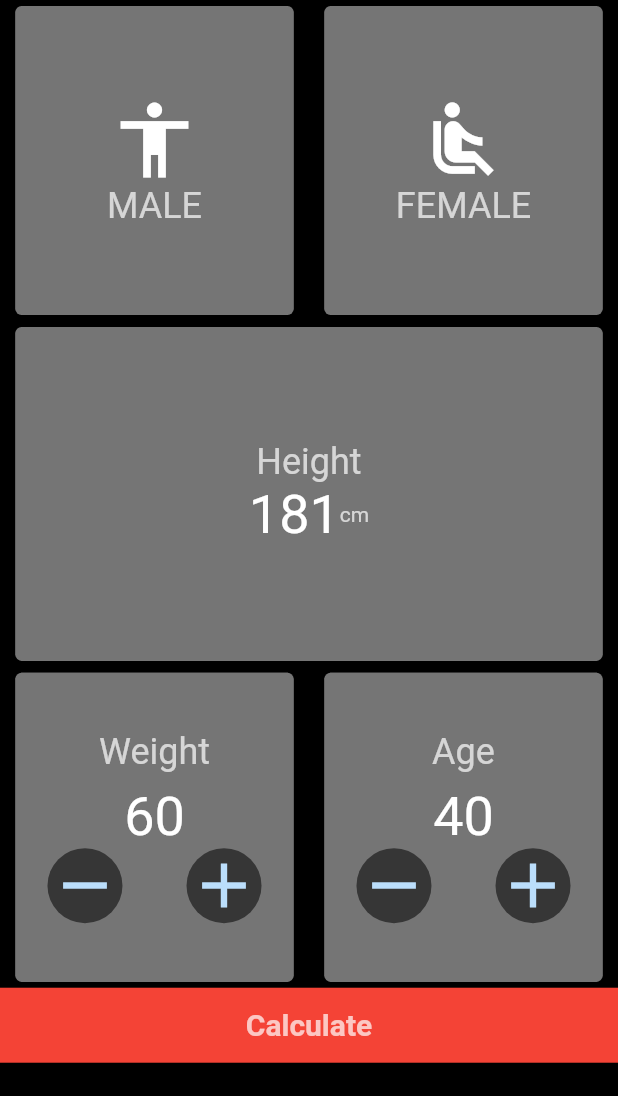
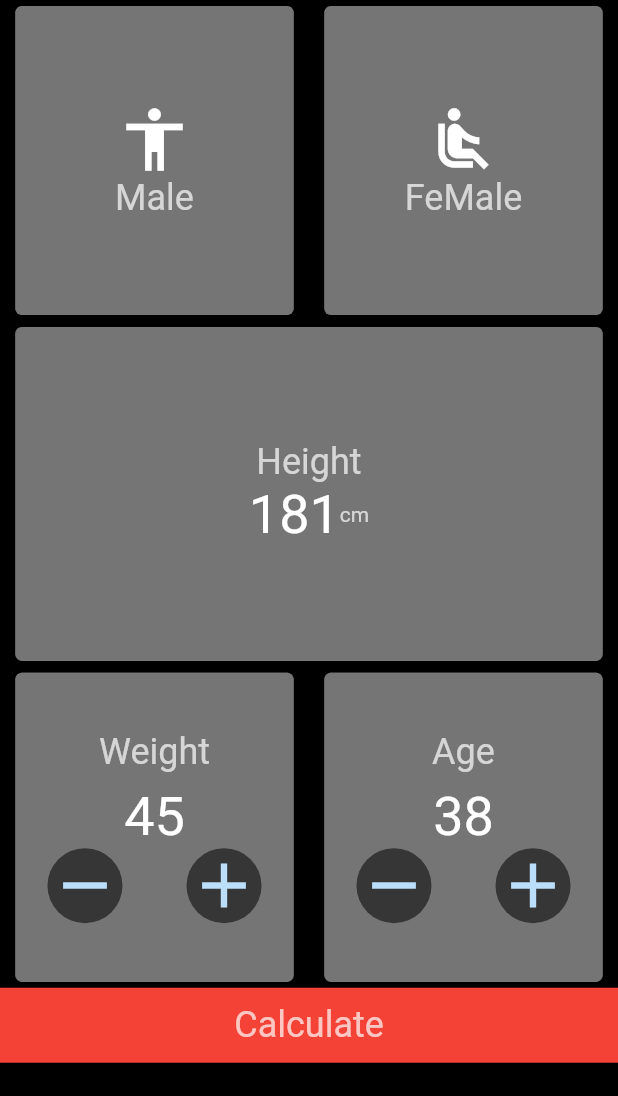
Before and after one commit to Hashim-Jan/BMI-Calculator, a Flutter app: the screen it shows after launch, on a phone screen of 412 x 824 dp, the part 84-1180 px from its top. Run offline on Flutter 3.47's test engine with Material 2 defaults, Android fonts, the phone set to English and light mode, and no system bars.

Commit message:
BMI Calculator

```diff
--- a/lib/colors/ui_colors.dart
+++ b/lib/constants/colors.dart
@@ -1,8 +1,7 @@
 import 'package:flutter/material.dart';
 
-class VeriableColors{
   final cardColor=Colors.black54;
   final iconColor=Colors.white;
   final textColor=Colors.white70;
-
-}
+  final circleAvator=Colors.black54;
+  final buttonColor=Colors.red;
--- /dev/null
+++ b/lib/constants/fonts.dart
@@ -0,0 +1,3 @@
+import 'package:flutter/material.dart';
+
+const fontsSize=TextStyle(fontSize: 24,color: Colors.white70);
--- a/lib/ui/bottom_button.dart
+++ b/lib/ui/bottom_button.dart
@@ -1,16 +1,18 @@
 import 'package:flutter/material.dart';
-import 'package:flutterui/colors/ui_colors.dart';
+import 'package:flutterui/constants//colors.dart';
+import 'package:flutterui/constants/fonts.dart';
 
 class BottomButton extends StatelessWidget{
   @override
   Widget build(BuildContext context) {
-    var veriables = VeriableColors();
+    double height=50;
+    final width=MediaQuery.of(context).size.width * 1;
     // TODO: implement build
     return Container(
-      child: Center(child: Text("Calculate",style: TextStyle(color:veriables.textColor,fontWeight: FontWeight.bold,fontSize: 20),)),
-      height: 50,
-      width: MediaQuery.of(context).size.width * 1,
-      color: Colors.red,
+      child: Center(child: Text("Calculate",style:fontsSize,)),
+      height:height,
+      width: width,
+      color:buttonColor,
     );
   }
 }
--- /dev/null
+++ b/lib/ui/custom_widgets/gender_weight_age.dart
@@ -0,0 +1,50 @@
+import 'package:flutter/material.dart';
+import 'package:flutterui/constants/colors.dart';
+import 'package:flutterui/constants/fonts.dart';
+
+class WeightAge extends StatelessWidget{
+  final text;
+  final number;
+
+   WeightAge({this.text, this.number});
+
+
+  @override
+  Widget build(BuildContext context) {
+    final height=MediaQuery.of(context).size.height;
+    final width=MediaQuery.of(context).size.width;
+    // TODO: implement build
+    return  Card(
+      child: Container(
+        height:height * 0.25,
+        width:width * 0.45,
+        decoration: BoxDecoration(
+            color: Colors.black54
+        ),
+        child: Column(
+          mainAxisAlignment: MainAxisAlignment.center,
+          children: <Widget>[
+            Padding(
+              padding:EdgeInsets.only(bottom:8.0),
+              child: Text(text,style: fontsSize),
+            ),
+            Text(number,style: TextStyle(fontSize: 36,color:iconColor),),
+            Row(
+              mainAxisAlignment: MainAxisAlignment.spaceAround,
+              children: <Widget>[
+                CircleAvatar(child: Icon(Icons.remove,size: 50,),
+                  backgroundColor:circleAvator,
+                  radius: 25,
+                ),
+                CircleAvatar(child: Icon(Icons.add,size: 50,),
+                  backgroundColor:circleAvator,
+                  radius: 25,
+                ),
+              ],
+            )
+          ],
+        ),
+      ),
+    );
+  }
+}
--- /dev/null
+++ b/lib/ui/custom_widgets/gender_widget.dart
@@ -0,0 +1,32 @@
+import 'package:flutter/material.dart';
+import 'package:flutterui/constants/colors.dart';
+
+class GenderWidget extends StatelessWidget{
+  final icon;
+  final text;
+  GenderWidget({this.icon, this.text});
+
+  @override
+  Widget build(BuildContext context) {
+    final height=MediaQuery.of(context).size.height;
+    final width=MediaQuery.of(context).size.width;
+    double iconSize=60;
+    // TODO: implement build
+    return Card(
+      child: Container(
+        height:height * 0.25,
+        width:width * 0.45,
+        decoration: BoxDecoration(
+            color: Colors.black54
+        ),
+        child: Column(
+          mainAxisAlignment: MainAxisAlignment.center,
+          children: <Widget>[
+            Icon(icon,size:50,color: iconColor,),
+            Text(text,style:TextStyle(color:textColor,fontSize: 24),)
+          ],
+        ),
+      ),
+    );
+  }
+}
--- a/lib/ui/first_portion.dart
+++ /dev/null
@@ -1,50 +0,0 @@
-import 'package:flutter/material.dart';
-import 'package:flutterui/colors/ui_colors.dart';
-
-class FirstPortion extends StatelessWidget{
-  @override
-  Widget build(BuildContext context) {
-    final height=MediaQuery.of(context).size.height;
-    final width=MediaQuery.of(context).size.width;
-    double iconSize=60;
-    var veriables = VeriableColors();
-    // TODO: implement build
-    return  Row(
-      mainAxisAlignment: MainAxisAlignment.spaceAround,
-      children: <Widget>[
-        Card(
-          child: Container(
-            height:height * 0.25,
-            width:width * 0.45,
-            decoration: BoxDecoration(
-                color: Colors.black54
-            ),
-            child: Column(
-              mainAxisAlignment: MainAxisAlignment.center,
-              children: <Widget>[
-                Icon(Icons.accessibility,size: iconSize,color: veriables.iconColor,),
-                Text("MALE",style:TextStyle(color: veriables.textColor,fontSize: 24),)
-              ],
-            ),
-          ),
-        ),
-        Card(
-          child: Container(
-            height:height * 0.25,
-            width:width * 0.45,
-            decoration: BoxDecoration(
-                color: Colors.black54
-            ),
-            child: Column(
-              mainAxisAlignment: MainAxisAlignment.center,
-              children: <Widget>[
-                Icon(Icons.airline_seat_recline_normal,size: iconSize,color: veriables.iconColor,),
-                Text("FEMALE",style:TextStyle(color: veriables.textColor,fontSize: 24),)
-              ],
-            ),
-          ),
-        ),
-      ],
-    );
-  }
-}
--- a/lib/ui/main_ui.dart
+++ b/lib/ui/main_ui.dart
@@ -1,8 +1,9 @@
 import 'package:flutter/material.dart';
 import 'package:flutterui/ui/bottom_button.dart';
-import 'package:flutterui/ui/first_portion.dart';
+import 'package:flutterui/ui/custom_widgets/gender_weight_age.dart';
+import 'file:///F:/Flutter_App/flutter_ui/lib/ui/custom_widgets/gender_widget.dart';
 import 'package:flutterui/ui/mid_portion.dart';
-import 'package:flutterui/ui/third_portion.dart';
+import '';
 
 class MainUi extends StatelessWidget{
   @override
@@ -19,9 +20,21 @@ class MainUi extends StatelessWidget{
         ),
         child: Column(
           children: <Widget>[
-            FirstPortion(),
+            Row(
+              mainAxisAlignment: MainAxisAlignment.spaceAround,
+              children: <Widget>[
+                GenderWidget(icon: Icons.accessibility,text:"Male",),
+                GenderWidget(icon: Icons.airline_seat_recline_normal,text:"FeMale",),
+              ],
+            ),
             MidPortion(),
-            ThirdPortion(),
+          Row(
+            mainAxisAlignment: MainAxisAlignment.spaceAround,
+            children: <Widget>[
+              WeightAge(text: "Weight",number:"45",),
+              WeightAge(text: "Age", number: "38",)
+            ],
+          ),
             BottomButton(),
           ],
         ),
--- a/lib/ui/mid_portion.dart
+++ b/lib/ui/mid_portion.dart
@@ -1,12 +1,11 @@
 import 'package:flutter/material.dart';
-import 'package:flutterui/colors/ui_colors.dart';
+import 'package:flutterui/constants//colors.dart';
 
 class MidPortion extends StatelessWidget{
   @override
   Widget build(BuildContext context) {
     final height=MediaQuery.of(context).size.height;
     final width=MediaQuery.of(context).size.width;
-    var veriables = VeriableColors();
     // TODO: implement build
     return Card(
       child: Container(
@@ -18,12 +17,12 @@ class MidPortion extends StatelessWidget{
         child: Column(
           mainAxisAlignment: MainAxisAlignment.center,
           children: <Widget>[
-            Text("Height",style:TextStyle(fontSize: 24,color:veriables.textColor),),
+            Text("Height",style:TextStyle(fontSize: 24,color:textColor),),
             Row(
               mainAxisAlignment: MainAxisAlignment.center,
               children: <Widget>[
-                Text("181",style:TextStyle(fontSize: 36,color:veriables.iconColor),),
-                Text("cm",style: TextStyle(color: veriables.textColor),)
+                Text("181",style:TextStyle(fontSize: 36,color:iconColor),),
+                Text("cm",style: TextStyle(color:textColor),)
               ],
             )
           ],
--- a/lib/ui/third_portion.dart
+++ /dev/null
@@ -1,82 +0,0 @@
-import 'package:flutter/material.dart';
-import 'package:flutterui/colors/ui_colors.dart';
-
-class ThirdPortion extends StatelessWidget{
-  @override
-  Widget build(BuildContext context) {
-    final height=MediaQuery.of(context).size.height;
-    final width=MediaQuery.of(context).size.width;
-    double iconSize=50;
-    var veriables = VeriableColors();
-    // TODO: implement build
-    return Row(
-      mainAxisAlignment: MainAxisAlignment.spaceAround,
-      children: <Widget>[
-        Card(
-          child: Container(
-            height:height * 0.25,
-            width:width * 0.45,
-            decoration: BoxDecoration(
-                color: Colors.black54
-            ),
-            child: Column(
-              mainAxisAlignment: MainAxisAlignment.center,
-              children: <Widget>[
-                Padding(
-                  padding:EdgeInsets.only(bottom:8.0),
-                  child: Text("Weight",style: TextStyle(color: veriables.textColor,fontSize: 24),),
-                ),
-                Text("60",style: TextStyle(fontSize: 36,color: veriables.iconColor),),
-                Row(
-                  mainAxisAlignment: MainAxisAlignment.spaceAround,
-                  children: <Widget>[
-                    CircleAvatar(child: Icon(Icons.remove,size: iconSize,),
-                    backgroundColor: Colors.black54,
-                      radius: 25,
-                    ),
-                    CircleAvatar(child: Icon(Icons.add,size: iconSize,),
-                      backgroundColor: Colors.black54,
-                      radius: 25,
-                    ),
-                  ],
-                )
-              ],
-            ),
-          ),
-        ),
-        Card(
-          child: Container(
-            height:height * 0.25,
-            width:width * 0.45,
-            decoration: BoxDecoration(
-                color: Colors.black54
-            ),
-            child: Column(
-              mainAxisAlignment: MainAxisAlignment.center,
-              children: <Widget>[
-                Padding(
-                  padding:EdgeInsets.only(bottom:8.0),
-                  child: Text("Age",style: TextStyle(color: veriables.textColor,fontSize: 24),),
-                ),
-                Text("40",style: TextStyle(fontSize: 36,color: veriables.iconColor),),
-                Row(
-                  mainAxisAlignment: MainAxisAlignment.spaceAround,
-                  children: <Widget>[
-                    CircleAvatar(child: Icon(Icons.remove,size: iconSize,),
-                      backgroundColor: Colors.black54,
-                      radius: 25,
-                    ),
-                    CircleAvatar(child: Icon(Icons.add,size: iconSize,),
-                      backgroundColor: Colors.black54,
-                      radius: 25,
-                    ),
-                  ],
-                )
-              ],
-            ),
-          ),
-        ),
-      ],
-    );
-  }
-}
```
